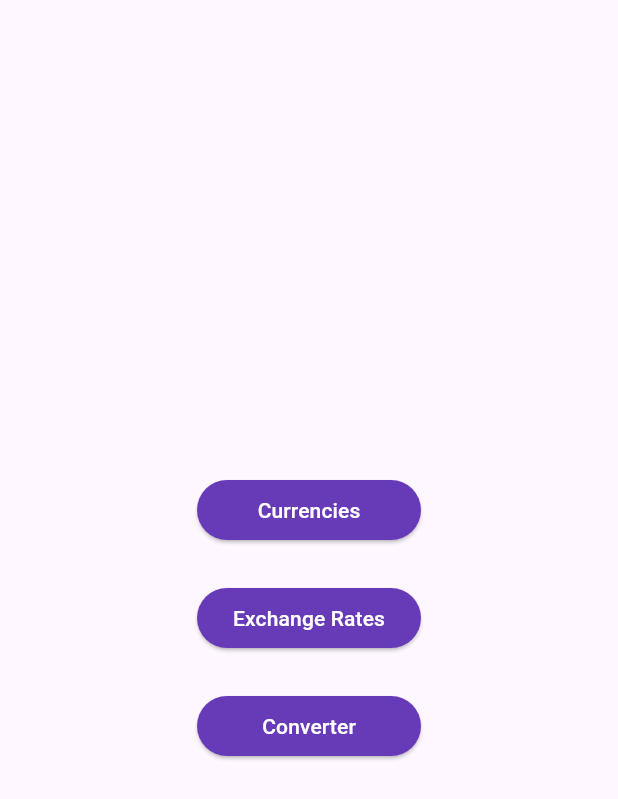
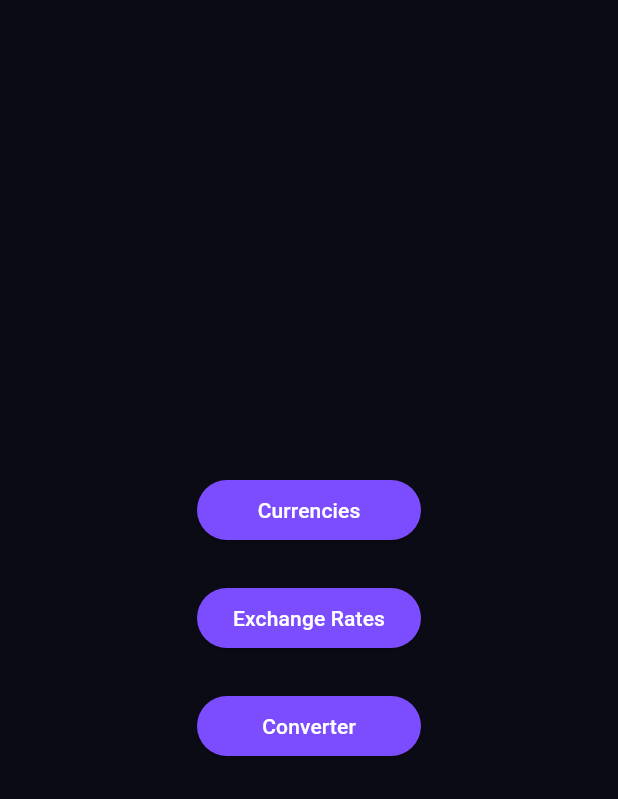
Before and after one commit to AhmedEzio47/currency_converter, a Flutter app: the screen it shows after launch, on a phone screen of 412 x 824 dp. Shown: the top 799 px of the screen. Run offline on Flutter 3.47's test engine with Material 3 defaults, Android fonts, the phone set to English and light mode, and no system bars; our stand-ins replace cached_network_image, dartz, equatable, fl_chart, flutter_bloc, get_it; missing offline and left inert: flutter_common_package.

Commit message:
feat: extract theme to a dedicated class

```diff
--- a/lib/main.dart
+++ b/lib/main.dart
@@ -1,6 +1,7 @@
 import 'dart:convert';
 
 import 'package:currency_converter/core/custom_types/json.dart';
+import 'package:currency_converter/presentation/app_theme.dart';
 import 'package:currency_converter/presentation/screens/home/home_screen.dart';
 import 'package:flutter/material.dart';
 import 'package:flutter/services.dart';
@@ -28,25 +29,7 @@ class MyApp extends StatelessWidget {
     return MaterialApp(
       title: 'Currency converter app',
       debugShowCheckedModeBanner: false,
-      theme: ThemeData(
-        colorScheme: ColorScheme.fromSeed(seedColor: Colors.deepPurple),
-        cardColor: Colors.deepPurple.shade50,
-        appBarTheme: AppBarTheme(
-          backgroundColor: Colors.deepPurple,
-          iconTheme: IconThemeData(color: Colors.white),
-          titleTextStyle: TextStyle(
-            fontSize: 20,
-            color: Colors.white,
-            fontWeight: FontWeight.bold,
-          ),
-        ),
-        elevatedButtonTheme: ElevatedButtonThemeData(
-          style: ElevatedButton.styleFrom(
-            backgroundColor: Colors.deepPurple,
-            foregroundColor: Colors.white,
-          ),
-        ),
-      ),
+      theme: AppTheme.darkTheme,
       home: const HomeScreen(),
     );
   }
--- /dev/null
+++ b/lib/presentation/app_theme.dart
@@ -0,0 +1,27 @@
+import 'package:flutter/material.dart';
+
+class AppTheme {
+  static ThemeData get darkTheme {
+    final Color primaryColor = Colors.deepPurpleAccent;
+
+    return ThemeData(
+      scaffoldBackgroundColor: Color(0xFF0A0B14),
+      brightness: Brightness.dark,
+      primaryColor: primaryColor,
+      appBarTheme: AppBarTheme(
+        iconTheme: IconThemeData(color: Colors.white),
+        titleTextStyle: TextStyle(
+          fontSize: 20,
+          color: Colors.white,
+          fontWeight: FontWeight.bold,
+        ),
+      ),
+      elevatedButtonTheme: ElevatedButtonThemeData(
+        style: ElevatedButton.styleFrom(
+          backgroundColor: primaryColor,
+          foregroundColor: Colors.white,
+        ),
+      ),
+    );
+  }
+}
```
